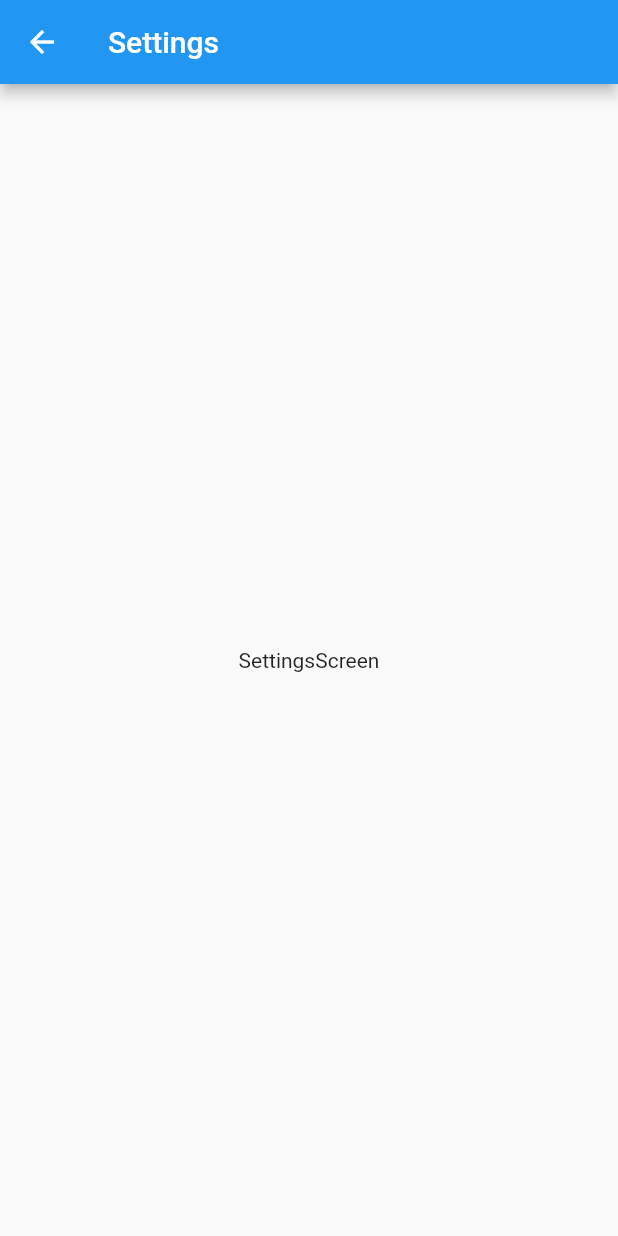
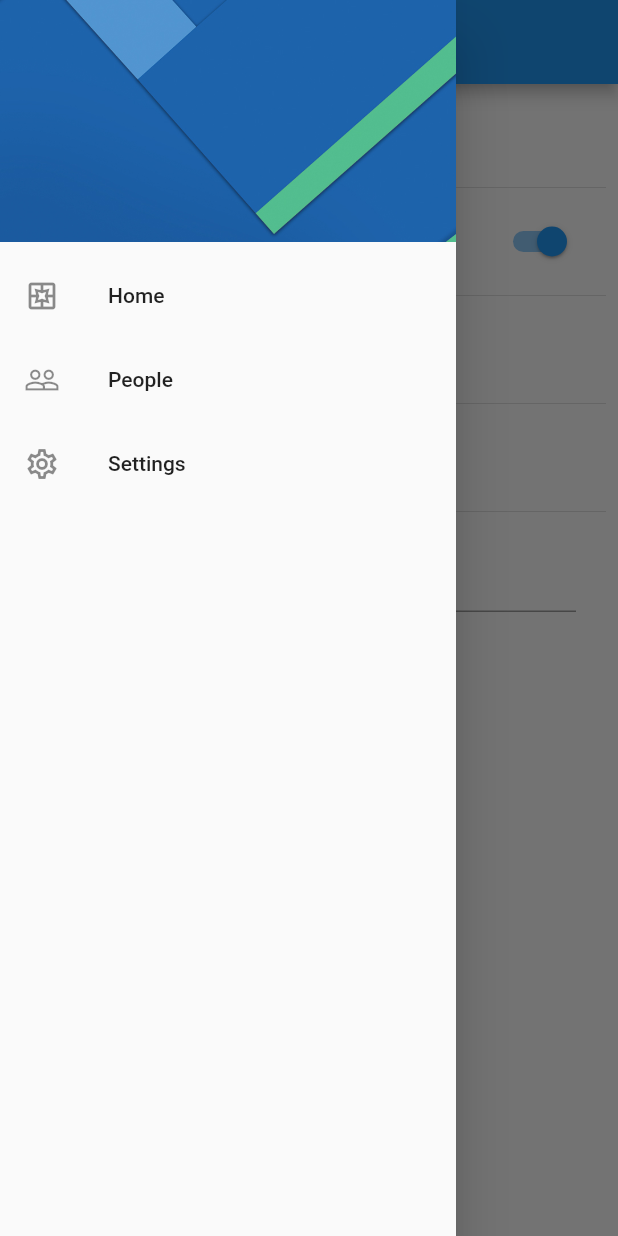
Before and after one commit to chicho69-cesar/user-preferences, a Flutter app: the SettingsScreen screen opened by its route, with the side drawer open (before the commit the screen has no drawer), on a phone screen of 412 x 824 dp. Run offline on Flutter 3.47's test engine with Material 2 defaults, Android fonts, the phone set to English and light mode, and no system bars.

Commit message:
Basic design added

```diff
--- a/lib/screens/home_screen.dart
+++ b/lib/screens/home_screen.dart
@@ -1,4 +1,6 @@
 import 'package:flutter/material.dart';
+
+import 'package:user_preferences/widgets/widgets.dart';
 
 class HomeScreen extends StatelessWidget {
   const HomeScreen({Key? key}) : super(key: key);
@@ -11,8 +13,17 @@ class HomeScreen extends StatelessWidget {
       appBar: AppBar(
         title: const Text('Home'),
       ),
-      body: const Center(
-        child: Text('HomeScreen'),
+      drawer: const SideMenu(),
+      body: Column(
+        mainAxisAlignment: MainAxisAlignment.center,
+        children: const [
+          Text('isDarkmode: '),
+          Divider(),
+          Text('Genero: '),
+          Divider(),
+          Text('Nombre de usuario: '),
+          Divider(),
+        ],
       ),
     );
   }
--- a/lib/screens/settings_screen.dart
+++ b/lib/screens/settings_screen.dart
@@ -1,4 +1,6 @@
 import 'package:flutter/material.dart';
+
+import 'package:user_preferences/widgets/widgets.dart';
 
 class SettingsScreen extends StatelessWidget {
   const SettingsScreen({Key? key}) : super(key: key);
@@ -11,8 +13,65 @@ class SettingsScreen extends StatelessWidget {
       appBar: AppBar(
         title: const Text('Settings'),
       ),
-      body: const Center(
-        child: Text('SettingsScreen'),
+      drawer: const SideMenu(),
+      body: Padding(
+        padding: const EdgeInsets.all(8.0),
+        child: SingleChildScrollView(
+          child: Column(
+            crossAxisAlignment: CrossAxisAlignment.start,
+            children: [
+              const Text(
+                'Settings',
+                style: TextStyle(fontSize: 45, fontWeight: FontWeight.w300),
+              ),
+
+              const Divider(),
+
+              SwitchListTile(
+                value: true,
+                title: const Text('Darkmode'),
+                onChanged: (value) {
+
+                }
+              ),
+
+              const Divider(),
+
+              RadioListTile<int>(
+                value: 1, // 1 - Masculino y 2 - Femenino
+                groupValue: 1,
+                title: const Text('Masculino'),
+                onChanged: (value) {
+
+                }
+              ),
+
+              const Divider(),
+
+              RadioListTile<int>(
+                value: 2, // 1 - Masculino y 2 - Femenino
+                groupValue: 1,
+                title: const Text('Femenino'),
+                onChanged: (value) {
+
+                }
+              ),
+
+              const Divider(),
+
+              Padding(
+                padding: const EdgeInsets.symmetric(horizontal: 20),
+                child: TextFormField(
+                  initialValue: 'Cesar',
+                  decoration: const InputDecoration(
+                    labelText: 'Nombre',
+                    helperText: 'Nombre del usuario'
+                  ),
+                ),
+              ),
+            ],
+          ),
+        ),
       ),
     );
   }
--- /dev/null
+++ b/lib/widgets/side_menu.dart
@@ -0,0 +1,62 @@
+import 'package:flutter/material.dart';
+
+import 'package:user_preferences/screens/screens.dart';
+
+class SideMenu extends StatelessWidget {
+  const SideMenu({Key? key}) : super(key: key);
+
+  @override
+  Widget build(BuildContext context) {
+    return Drawer(
+      child: ListView(
+        padding: EdgeInsets.zero,
+        children: [
+          const _DrawerHeader(),
+
+          ListTile(
+            leading: const Icon(Icons.pages_outlined),
+            title: const Text('Home'),
+            onTap: () {
+              Navigator.pushReplacementNamed(context, HomeScreen.routeName);
+            },
+          ),
+
+          ListTile(
+            leading: const Icon(Icons.people_outline),
+            title: const Text('People'),
+            onTap: () {
+
+            },
+          ),
+
+          ListTile(
+            leading: const Icon(Icons.settings_outlined),
+            title: const Text('Settings'),
+            onTap: () {
+              Navigator.pushReplacementNamed(context, SettingsScreen.routeName);
+            },
+          )
+        ],
+      ),
+    );
+  }
+}
+
+class _DrawerHeader extends StatelessWidget {
+  const _DrawerHeader({
+    Key? key,
+  }) : super(key: key);
+
+  @override
+  Widget build(BuildContext context) {
+    return DrawerHeader(
+      decoration: const BoxDecoration(
+        image: DecorationImage(
+          image: AssetImage('assets/menu-img.jpg'),
+          fit: BoxFit.cover
+        )
+      ),
+      child: Container(),
+    );
+  }
+}
--- /dev/null
+++ b/lib/widgets/widgets.dart
@@ -0,0 +1 @@
+export 'package:user_preferences/widgets/side_menu.dart';
--- a/pubspec.yaml
+++ b/pubspec.yaml
@@ -58,9 +58,10 @@ flutter:
   uses-material-design: true
 
   # To add assets to your application, add an assets section, like this:
-  # assets:
+  assets:
   #   - images/a_dot_burr.jpeg
   #   - images/a_dot_ham.jpeg
+    - assets/
 
   # An image asset can refer to one or more resolution-specific "variants", see
   # https://flutter.dev/assets-and-images/#resolution-aware
```
Also changed, not shown: assets/menu-img.jpg (added).
